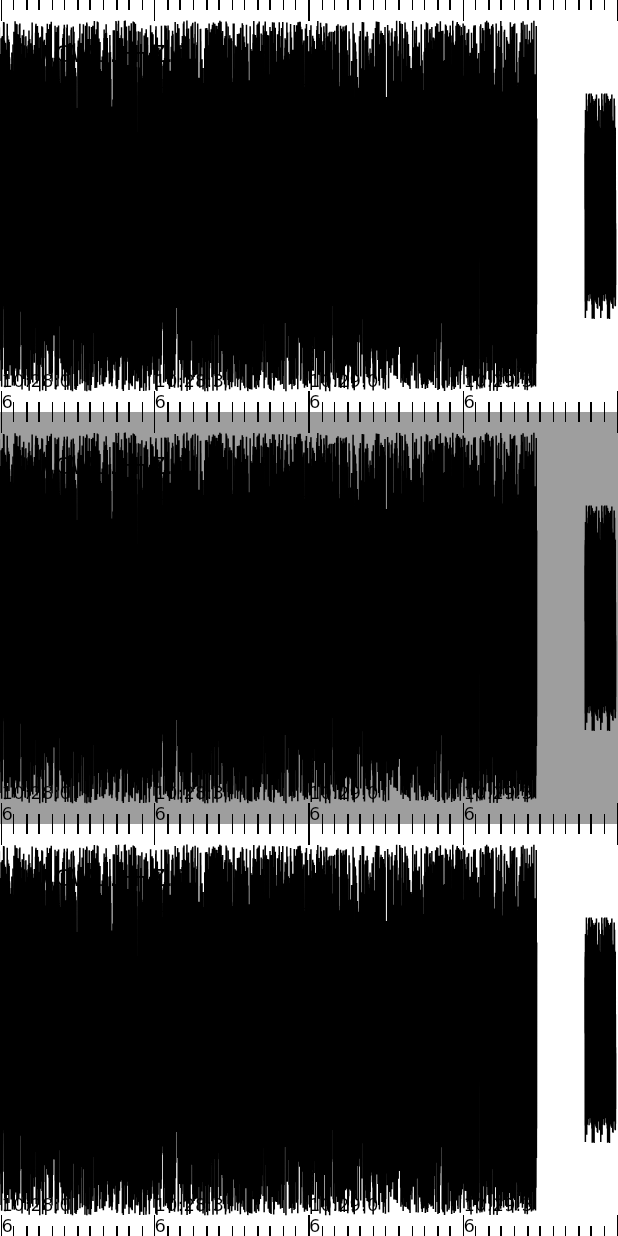
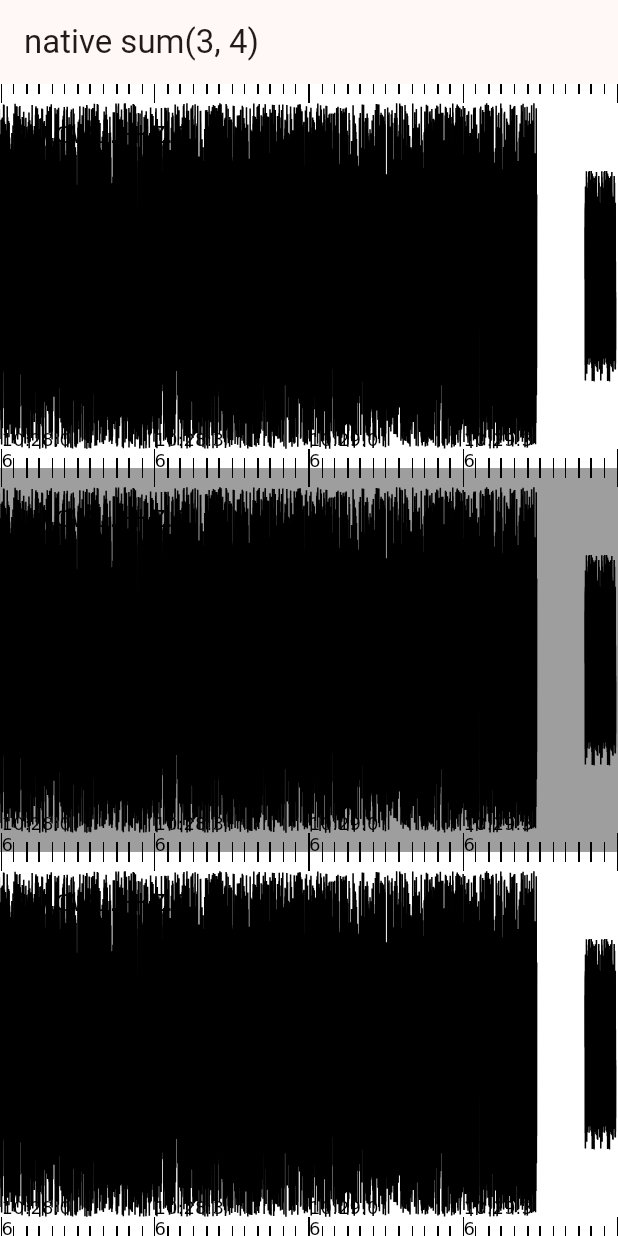
Before and after one commit to uofuseismo/waveform_viewer, a Flutter app: the screen it shows after launch, on a phone screen of 412 x 824 dp. Run offline on Flutter 3.47's test engine with Material 3 defaults, Android fonts, the phone set to English and light mode, and no system bars; missing offline and left inert: dart:ffi.

Commit message:
still need to work on plugins

```diff
--- a/lib/main.dart
+++ b/lib/main.dart
@@ -1,5 +1,6 @@
 import 'package:flutter/material.dart';
 import './views/stream_painter.dart';
+//import './native/native_bridge.dart';
 
 
 void main() {
@@ -33,6 +34,10 @@ class MyApp extends StatelessWidget {
         colorScheme: .fromSeed(seedColor: Colors.red),
       ),
       home: Scaffold(
+        appBar: AppBar(
+          //title: Text('native sum(3, 4) = ${NativeBridge.sum(3, 4)}'),
+          title: Text('native sum(3, 4)'),
+        ),
         body: SizedBox(
           width: double.infinity,
           height: double.infinity,
--- /dev/null
+++ b/lib/native/native_bridge.dart
@@ -0,0 +1,23 @@
+import 'dart:ffi';
+import 'dart:io' show File, Platform;
+
+typedef _SumNative = Int32 Function(Int32 a, Int32 b);
+typedef _SumDart = int Function(int a, int b);
+
+String get _libPath {
+  final bundleDir = File(Platform.resolvedExecutable).parent.path;
+  print(bundleDir);
+  if (Platform.isLinux) return '$bundleDir/lib/libwaveform_native.so';
+  if (Platform.isMacOS) return '$bundleDir/lib/libwaveform_native.dylib';
+  if (Platform.isWindows) return '$bundleDir/lib/waveform_native.dll';
+  throw UnsupportedError('Unsupported platform: ${Platform.operatingSystem}');
+}
+
+class NativeBridge {
+  static final DynamicLibrary _lib = DynamicLibrary.open(_libPath);
+
+  static final _SumDart _sum =
+      _lib.lookupFunction<_SumNative, _SumDart>('sum');
+
+  static int sum(int a, int b) => _sum(a, b);
+}
```
